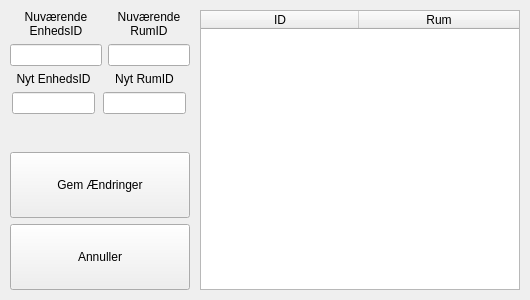
Old version of the form HomeAutomation/editunit.ui in the repository PRJ2GR15/Software-Design.
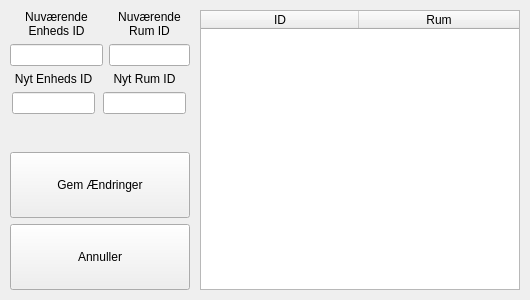
New version of the form.

What changed in the file:
```diff
--- a/HomeAutomation/editunit.ui
+++ b/HomeAutomation/editunit.ui
@@ -42,7 +42,7 @@
            </sizepolicy>
           </property>
           <property name="text">
-           <string>Nuværende EnhedsID</string>
+           <string>Nuværende Enheds ID</string>
           </property>
           <property name="alignment">
            <set>Qt::AlignCenter</set>
@@ -72,7 +72,7 @@
         <item>
          <widget class="QLabel" name="currentRoomID_Label">
           <property name="text">
-           <string>Nuværende RumID</string>
+           <string>Nuværende  Rum ID</string>
           </property>
           <property name="alignment">
            <set>Qt::AlignCenter</set>
@@ -99,7 +99,7 @@
         <item>
          <widget class="QLabel" name="newUnitID_Label">
           <property name="text">
-           <string>Nyt EnhedsID</string>
+           <string>Nyt Enheds ID</string>
           </property>
           <property name="alignment">
            <set>Qt::AlignCenter</set>
@@ -138,7 +138,7 @@
         <item>
          <widget class="QLabel" name="newRoomID_Label">
           <property name="text">
-           <string>Nyt RumID</string>
+           <string>Nyt Rum ID</string>
           </property>
           <property name="alignment">
            <set>Qt::AlignCenter</set>
```
Left out of the diff: 3 changed lines with no effect on the pictures.
